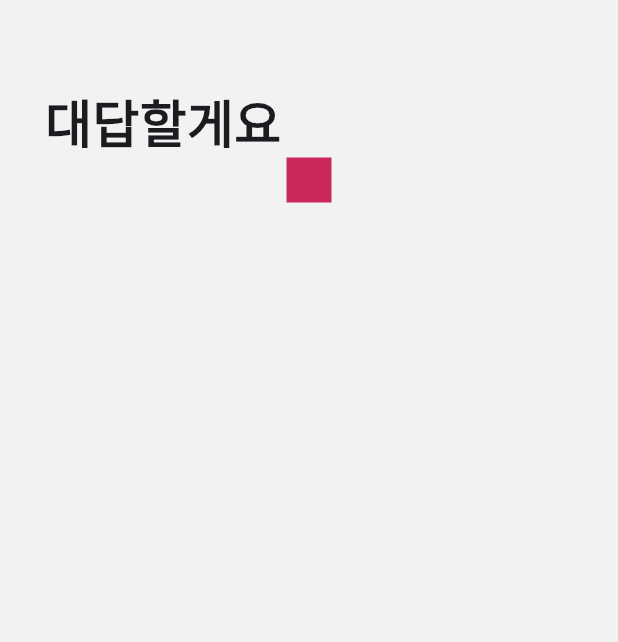
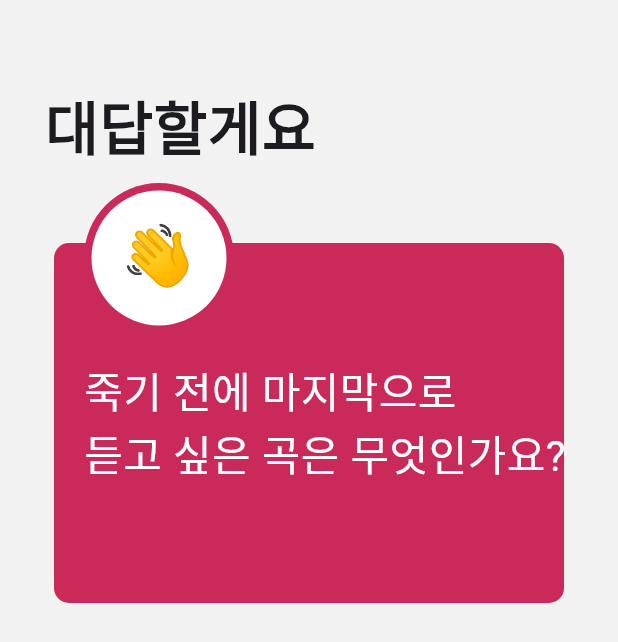
Before and after one commit to team-ummmm/MUSIQ_FRONT, a Flutter app: the screen it shows after launch, on a phone screen of 412 x 824 dp. Shown: the top 642 px of the screen. Run offline on Flutter 3.47's test engine with Material 2 defaults, Android fonts, the phone set to English and light mode, and no system bars; Roboto replaces fonts that are missing (SF-Pro-Rounded, SF_Pro_Rounded).

Commit message:
create main_question_card.dart

```diff
--- a/lib/main.dart
+++ b/lib/main.dart
@@ -14,7 +14,7 @@ class MUSIQ extends StatelessWidget {
       title: 'MUSIQ',
       theme: ThemeData(
         colorScheme: ColorScheme.fromSeed(seedColor: Colors.deepPurple),
-        fontFamily: "SF-Pro-Rounded",
+        fontFamily: 'SF_Pro_Rounded',
         useMaterial3: true,
       ),
       home: const AnswerPage(),
--- a/lib/pages/answer_page.dart
+++ b/lib/pages/answer_page.dart
@@ -1,8 +1,6 @@
-import 'dart:ffi';
-
 import 'package:flutter/material.dart';
-import 'package:musiq_front/widgets/empty_appBar.dart';
 import 'package:musiq_front/style.dart';
+import 'package:musiq_front/widgets/main_question_card.dart';
 
 class AnswerPage extends StatelessWidget {
   const AnswerPage({super.key});
@@ -14,25 +12,20 @@ class AnswerPage extends StatelessWidget {
         appBar: AppBar(
           backgroundColor: AppColor.backgroudColor,
         ),
-        body: Column(
+        body: const Column(
           children: [
-            const Row(
+            Row(
               children: [
                 SizedBox(
                   width: 30,
                 ),
                 Text(
                   "대답할게요",
-                  style: TextStyle(fontWeight: FontWeight.w700, fontSize: 34),
+                  style: TextStyle(fontWeight: FontWeight.w700, fontSize: 39),
                 ),
               ],
             ),
-            Container(
-              color: AppColor.color1,
-              height: 30,
-              width: 30,
-              child: const SizedBox(height: 20),
-            ),
+            MainQuestionCard(),
           ],
         ));
   }
--- /dev/null
+++ b/lib/widgets/main_question_card.dart
@@ -0,0 +1,72 @@
+import 'package:flutter/material.dart';
+import 'package:musiq_front/style.dart';
+
+class MainQuestionCard extends StatelessWidget {
+  const MainQuestionCard({
+    super.key,
+  });
+
+  @override
+  Widget build(BuildContext context) {
+    return Stack(children: [
+      Column(children: [
+        const SizedBox(
+          height: 50,
+        ),
+        Container(
+          decoration: BoxDecoration(
+              borderRadius: BorderRadius.circular(10), color: AppColor.color1),
+          height: 240,
+          width: 340,
+          child: const Row(
+            children: [
+              SizedBox(width: 20),
+              Column(
+                mainAxisAlignment: MainAxisAlignment.center,
+                crossAxisAlignment: CrossAxisAlignment.start,
+                children: [
+                  Text(
+                    "죽기 전에 마지막으로",
+                    style: TextStyle(fontSize: 28, color: Colors.white),
+                    textAlign: TextAlign.left,
+                  ),
+                  Text(
+                    "듣고 싶은 곡은 무엇인가요?",
+                    style: TextStyle(fontSize: 28, color: Colors.white),
+                    textAlign: TextAlign.left,
+                  )
+                ],
+              ),
+            ],
+          ),
+        ),
+      ]),
+      Positioned(
+        top: 10,
+        left: 20,
+        child: Container(
+          decoration: BoxDecoration(
+              borderRadius: BorderRadius.circular(100), color: AppColor.color1),
+          height: 100,
+          width: 100,
+        ),
+      ),
+      Positioned(
+          top: 15,
+          left: 25,
+          child: Container(
+            decoration: BoxDecoration(
+                borderRadius: BorderRadius.circular(100), color: Colors.white),
+            height: 90,
+            width: 90,
+            child: const Center(
+              child: Text(
+                "👋",
+                style: TextStyle(fontSize: 40),
+                textAlign: TextAlign.center,
+              ),
+            ),
+          ))
+    ]);
+  }
+}
--- a/pubspec.yaml
+++ b/pubspec.yaml
@@ -86,7 +86,7 @@ flutter:
   #       - asset: fonts/TrajanPro_Bold.ttf
   #         weight: 700
   fonts:
-    - family: SF Pro Rounded
+    - family: SF_Pro_Rounded
       fonts:
         - asset: fonts/SF-Pro-Rounded-Black.otf
           weight: 900
```
